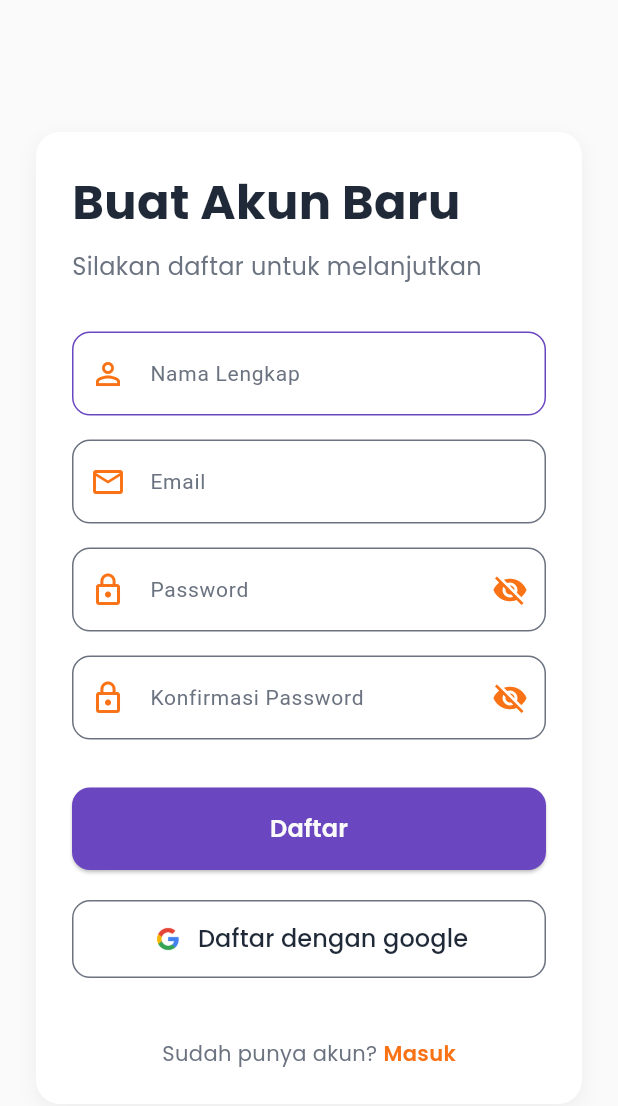
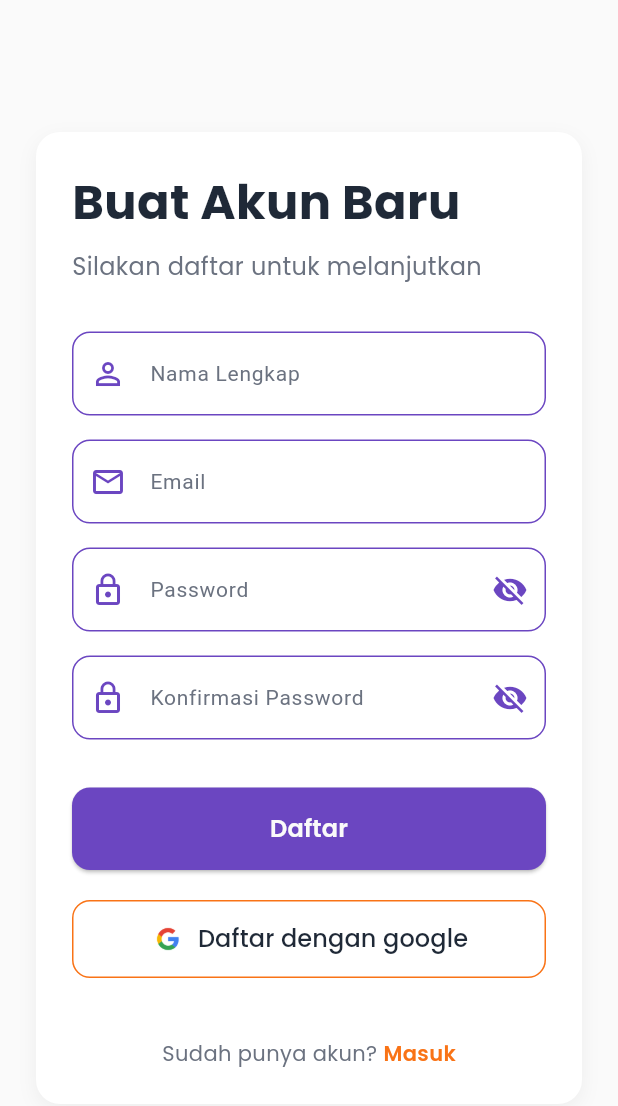
Before and after one commit to mazkama/infoev-mobile, a Flutter app: the RegisterPage screen opened by its route, on a phone screen of 412 x 824 dp. Shown: the top 1106 px of the screen. Run offline on Flutter 3.47's test engine with Material 3 defaults, Android fonts, the phone set to English and light mode, and no system bars; our stand-ins replace cached_network_image, flutter_widget_from_html, get, google_fonts, google_maps_flutter, google_sign_in and 2 more; accounts and stored records are empty.

Commit message:
Tampilan Login + Register Light Mode

```diff
--- a/lib/app/modules/login/views/LoginPage.dart
+++ b/lib/app/modules/login/views/LoginPage.dart
@@ -74,7 +74,7 @@ class LoginPage extends StatelessWidget {
                       ),
                       prefixIcon: Icon(
                         Icons.email_outlined,
-                        color: AppColors.accentColor, // Oranye untuk aksen
+                        color: AppColors.primaryColor,
                       ),
                       border: OutlineInputBorder(
                         borderRadius: BorderRadius.circular(12),
@@ -112,28 +112,28 @@ class LoginPage extends StatelessWidget {
                         ),
                         prefixIcon: Icon(
                           Icons.lock_outline,
-                          color: AppColors.accentColor, // Oranye untuk aksen
+                          color: AppColors.primaryColor, // Oranye untuk aksen
                         ),
                         suffixIcon: IconButton(
                           icon: Icon(
                             controller.obscurePassword.value
                                 ? Icons.visibility_off
                                 : Icons.visibility,
-                            color: AppColors.accentColor,
+                            color: AppColors.primaryColor,
                           ),
                           onPressed: controller.togglePasswordVisibility,
                         ),
                         border: OutlineInputBorder(
                           borderRadius: BorderRadius.circular(12),
-                          borderSide: BorderSide(color: AppColors.secondaryTextColor),
+                          borderSide: BorderSide(color: AppColors.primaryColor),
                         ),
                         enabledBorder: OutlineInputBorder(
                           borderRadius: BorderRadius.circular(12),
-                          borderSide: BorderSide(color: AppColors.secondaryTextColor),
+                          borderSide: BorderSide(color: AppColors.primaryColor),
                         ),
                         focusedBorder: OutlineInputBorder(
                           borderRadius: BorderRadius.circular(12),
-                          borderSide: BorderSide(color: AppColors.accentColor),
+                          borderSide: BorderSide(color: AppColors.primaryColor),
                         ),
                         contentPadding: const EdgeInsets.symmetric(vertical: 16, horizontal: 16),
                       ),
@@ -215,7 +215,7 @@ class LoginPage extends StatelessWidget {
                           padding: const EdgeInsets.symmetric(vertical: 14),
                           shape: RoundedRectangleBorder(
                             borderRadius: BorderRadius.circular(12),
-                            side: BorderSide(color: AppColors.secondaryTextColor),
+                            side: BorderSide(color: AppColors.secondaryColor),
                           ),
                           elevation: 0,
                         ),
--- a/lib/app/modules/register/views/RegisterPage.dart
+++ b/lib/app/modules/register/views/RegisterPage.dart
@@ -75,7 +75,7 @@ class RegisterPage extends StatelessWidget {
                       ),
                       prefixIcon: Icon(
                         Icons.person_outline,
-                        color: AppColors.accentColor,
+                        color: AppColors.primaryColor,
                       ),
                       border: OutlineInputBorder(
                         borderRadius: BorderRadius.circular(12),
@@ -87,7 +87,7 @@ class RegisterPage extends StatelessWidget {
                       ),
                       focusedBorder: OutlineInputBorder(
                         borderRadius: BorderRadius.circular(12),
-                        borderSide: BorderSide(color: AppColors.accentColor),
+                        borderSide: BorderSide(color: AppColors.primaryColor),
                       ),
                       contentPadding: const EdgeInsets.symmetric(vertical: 16, horizontal: 16),
                     ),
@@ -110,19 +110,19 @@ class RegisterPage extends StatelessWidget {
                       ),
                       prefixIcon: Icon(
                         Icons.email_outlined,
-                        color: AppColors.accentColor,
+                        color: AppColors.primaryColor,
                       ),
                       border: OutlineInputBorder(
                         borderRadius: BorderRadius.circular(12),
-                        borderSide: BorderSide(color: AppColors.secondaryTextColor),
+                        borderSide: BorderSide(color: AppColors.primaryColor),
                       ),
                       enabledBorder: OutlineInputBorder(
                         borderRadius: BorderRadius.circular(12),
-                        borderSide: BorderSide(color: AppColors.secondaryTextColor),
+                        borderSide: BorderSide(color: AppColors.primaryColor),
                       ),
                       focusedBorder: OutlineInputBorder(
                         borderRadius: BorderRadius.circular(12),
-                        borderSide: BorderSide(color: AppColors.accentColor),
+                        borderSide: BorderSide(color: AppColors.primaryColor),
                       ),
                       contentPadding: const EdgeInsets.symmetric(vertical: 16, horizontal: 16),
                     ),
@@ -151,28 +151,28 @@ class RegisterPage extends StatelessWidget {
                         ),
                         prefixIcon: Icon(
                           Icons.lock_outline,
-                          color: AppColors.accentColor,
+                          color: AppColors.primaryColor,
                         ),
                         suffixIcon: IconButton(
                           icon: Icon(
                             controller.obscurePassword.value
                                 ? Icons.visibility_off
                                 : Icons.visibility,
-                            color: AppColors.accentColor,
+                            color: AppColors.primaryColor,
                           ),
                           onPressed: () => controller.obscurePassword.toggle(),
                         ),
                         border: OutlineInputBorder(
                           borderRadius: BorderRadius.circular(12),
-                          borderSide: BorderSide(color: AppColors.secondaryTextColor),
+                          borderSide: BorderSide(color: AppColors.primaryColor),
                         ),
                         enabledBorder: OutlineInputBorder(
                           borderRadius: BorderRadius.circular(12),
-                          borderSide: BorderSide(color: AppColors.secondaryTextColor),
+                          borderSide: BorderSide(color: AppColors.primaryColor),
                         ),
                         focusedBorder: OutlineInputBorder(
                           borderRadius: BorderRadius.circular(12),
-                          borderSide: BorderSide(color: AppColors.accentColor),
+                          borderSide: BorderSide(color: AppColors.primaryColor),
                         ),
                         contentPadding: const EdgeInsets.symmetric(vertical: 16, horizontal: 16),
                       ),
@@ -198,28 +198,28 @@ class RegisterPage extends StatelessWidget {
                         ),
                         prefixIcon: Icon(
                           Icons.lock_outline,
-                          color: AppColors.accentColor,
+                          color: AppColors.primaryColor,
                         ),
                         suffixIcon: IconButton(
                           icon: Icon(
                             controller.obscureConfirmPassword.value
                                 ? Icons.visibility_off
                                 : Icons.visibility,
-                            color: AppColors.accentColor,
+                            color: AppColors.primaryColor,
                           ),
                           onPressed: () => controller.obscureConfirmPassword.toggle(),
                         ),
                         border: OutlineInputBorder(
                           borderRadius: BorderRadius.circular(12),
-                          borderSide: BorderSide(color: AppColors.secondaryTextColor),
+                          borderSide: BorderSide(color: AppColors.primaryColor),
                         ),
                         enabledBorder: OutlineInputBorder(
                           borderRadius: BorderRadius.circular(12),
-                          borderSide: BorderSide(color: AppColors.secondaryTextColor),
+                          borderSide: BorderSide(color: AppColors.primaryColor),
                         ),
                         focusedBorder: OutlineInputBorder(
                           borderRadius: BorderRadius.circular(12),
-                          borderSide: BorderSide(color: AppColors.accentColor),
+                          borderSide: BorderSide(color: AppColors.primaryColor),
                         ),
                         contentPadding: const EdgeInsets.symmetric(vertical: 16, horizontal: 16),
                       ),
@@ -302,7 +302,7 @@ class RegisterPage extends StatelessWidget {
                           padding: const EdgeInsets.symmetric(vertical: 14),
                           shape: RoundedRectangleBorder(
                             borderRadius: BorderRadius.circular(12),
-                            side: BorderSide(color: AppColors.secondaryTextColor),
+                            side: BorderSide(color: AppColors.secondaryColor),
                           ),
                           elevation: 0,
                         ),
```
